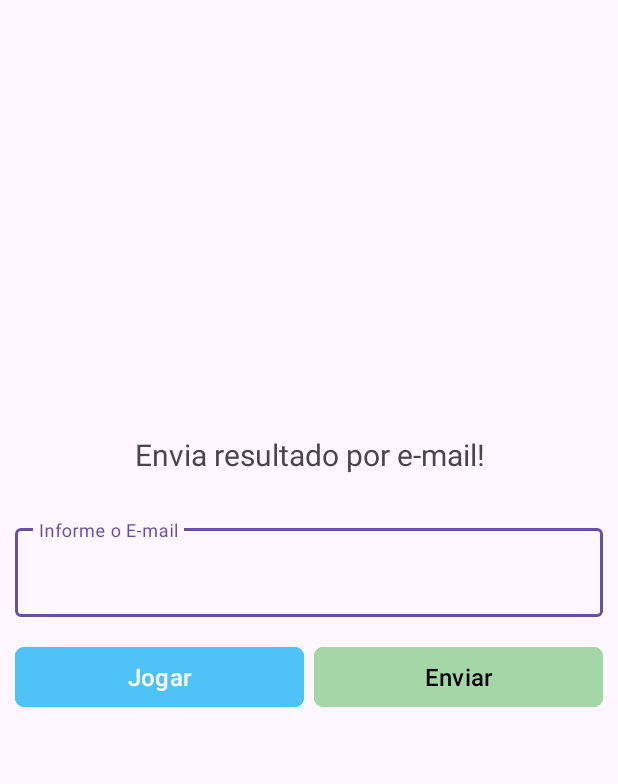
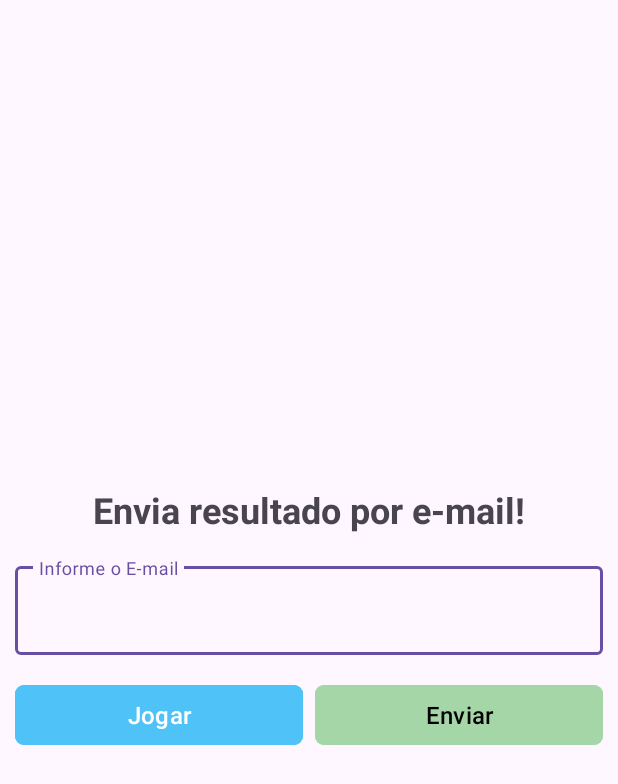
Before and after one commit to renatocouto1867/Renato_PedraPapelTesoura, an Android app: the fragment EnviaEmailFragment placed in its activity, on a phone screen of 412 x 824 dp. Shown: the top 784 px of the screen. Run offline under Robolectric (Android 15) with nearby library versions, the phone set to English and light mode, and no system bars.

Commit message:
inclusão do envio de email.

```diff
--- a/app/src/main/AndroidManifest.xml
+++ b/app/src/main/AndroidManifest.xml
@@ -11,10 +11,12 @@
         android:roundIcon="@mipmap/ic_launcher_round"
         android:supportsRtl="true"
         android:theme="@style/Theme.Renato_PedraPapelTesoura"
+        android:enableOnBackInvokedCallback="true"
         tools:targetApi="31">
         <activity
             android:name=".ui.principal.MainActivity"
-            android:exported="true">
+            android:exported="true"
+            android:windowSoftInputMode="adjustResize">
             <intent-filter>
                 <action android:name="android.intent.action.MAIN" />
 
--- a/app/src/main/java/com/example/renato_pedrapapeltesoura/ui/inicial/InicialFragment.java
+++ b/app/src/main/java/com/example/renato_pedrapapeltesoura/ui/inicial/InicialFragment.java
@@ -42,6 +42,7 @@ public class InicialFragment extends Fragment {
         viewModel = new ViewModelProvider(this).get(InicialViewModel.class);
 
         configuraClick();
+        binding.editNomeJogador.requestFocus();
 
         return root;
     }
--- a/app/src/main/res/layout/fragment_envia_email.xml
+++ b/app/src/main/res/layout/fragment_envia_email.xml
@@ -1,42 +1,39 @@
 <?xml version="1.0" encoding="utf-8"?>
 <androidx.constraintlayout.widget.ConstraintLayout xmlns:android="http://schemas.android.com/apk/res/android"
+    xmlns:app="http://schemas.android.com/apk/res-auto"
     xmlns:tools="http://schemas.android.com/tools"
     android:layout_width="match_parent"
     android:layout_height="match_parent"
-    xmlns:app="http://schemas.android.com/apk/res-auto"
+
+    android:fitsSystemWindows="true"
     tools:context=".ui.email.EnviaEmailFragment">
 
-
-    <LinearLayout
-        android:id="@+id/linearLayout"
-        android:layout_width="match_parent"
+    <TextView
+        android:id="@+id/textView"
+        android:layout_width="wrap_content"
         android:layout_height="wrap_content"
-        android:layout_marginStart="10dp"
-        android:layout_marginEnd="10dp"
-        android:orientation="vertical"
-        app:layout_constraintBottom_toBottomOf="parent"
+        android:text="Envia resultado por e-mail!"
+        android:textSize="24sp"
+        android:textStyle="bold"
+        app:layout_constraintBottom_toTopOf="@id/input_layout_email"
         app:layout_constraintEnd_toEndOf="parent"
         app:layout_constraintStart_toStartOf="parent"
         app:layout_constraintTop_toTopOf="parent"
-        >
-
-        <TextView
-            android:layout_width="match_parent"
-            android:layout_height="match_parent"
-            android:text="Envia resultado por e-mail!"
-            android:textSize="20sp"
-            android:layout_marginBottom="30dp"
-            android:gravity="center"
+        app:layout_constraintVertical_chainStyle="packed"
          />
-
 
     <com.google.android.material.textfield.TextInputLayout
         android:id="@+id/input_layout_email"
         style="@style/Widget.MaterialComponents.TextInputLayout.OutlinedBox"
         android:layout_width="match_parent"
         android:layout_height="wrap_content"
-            android:layout_marginBottom="16dp"
-            android:hint="Informe o E-mail">
+        android:layout_marginHorizontal="10dp"
+        android:layout_marginTop="16dp"
+        android:hint="Informe o E-mail"
+        app:layout_constraintBottom_toTopOf="@id/layout_button"
+        app:layout_constraintEnd_toEndOf="parent"
+        app:layout_constraintStart_toStartOf="parent"
+        app:layout_constraintTop_toBottomOf="@id/textView">
 
         <com.google.android.material.textfield.TextInputEditText
             android:id="@+id/edit_email"
@@ -47,34 +44,37 @@
 
     </com.google.android.material.textfield.TextInputLayout>
 
-        <!--Bunttos-->
     <LinearLayout
         android:id="@+id/layout_button"
         android:layout_width="match_parent"
         android:layout_height="wrap_content"
-            android:layout_marginBottom="60dp"
-            android:orientation="horizontal">
+        android:layout_marginHorizontal="10dp"
+        android:layout_marginTop="16dp"
+        android:orientation="horizontal"
+        app:layout_constraintBottom_toBottomOf="parent"
+        app:layout_constraintEnd_toEndOf="parent"
+        app:layout_constraintStart_toStartOf="parent"
+        app:layout_constraintTop_toBottomOf="@id/input_layout_email"
+        >
 
         <com.google.android.material.button.MaterialButton
             android:id="@+id/button_cancelar"
             android:layout_width="match_parent"
             android:layout_height="wrap_content"
-                android:layout_marginEnd="3dp"
+            android:layout_marginEnd="4dp"
             android:layout_weight="1"
             android:backgroundTint="@color/azul_escuro"
             android:elevation="8dp"
             android:text="@string/jogar"
             android:textColor="@color/texto_branco"
             android:textSize="16sp"
-                app:cornerRadius="6dp"
-
-                />
+            app:cornerRadius="6dp" />
 
         <com.google.android.material.button.MaterialButton
             android:id="@+id/button_enviar"
             android:layout_width="match_parent"
             android:layout_height="wrap_content"
-                android:layout_marginStart="3dp"
+            android:layout_marginStart="4dp"
             android:layout_weight="1"
             android:backgroundTint="@color/verde_claro"
             android:elevation="8dp"
@@ -83,12 +83,6 @@
             android:textSize="16sp"
             app:cornerRadius="6dp" />
 
-
     </LinearLayout>
 
-
-    </LinearLayout>
-
-
-
 </androidx.constraintlayout.widget.ConstraintLayout>
```
Also changed, not shown: app/src/main/res/layout/fragment_incial.xml (+32 -37 lines). Lines whose indentation alone changed are shown as unchanged.
